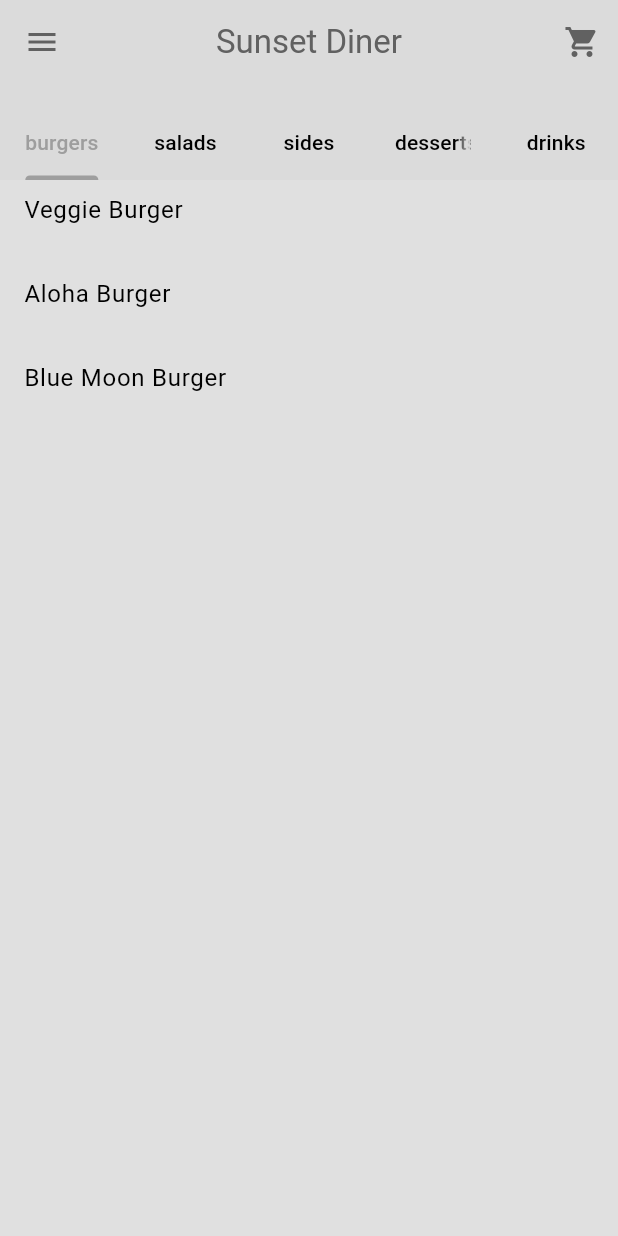
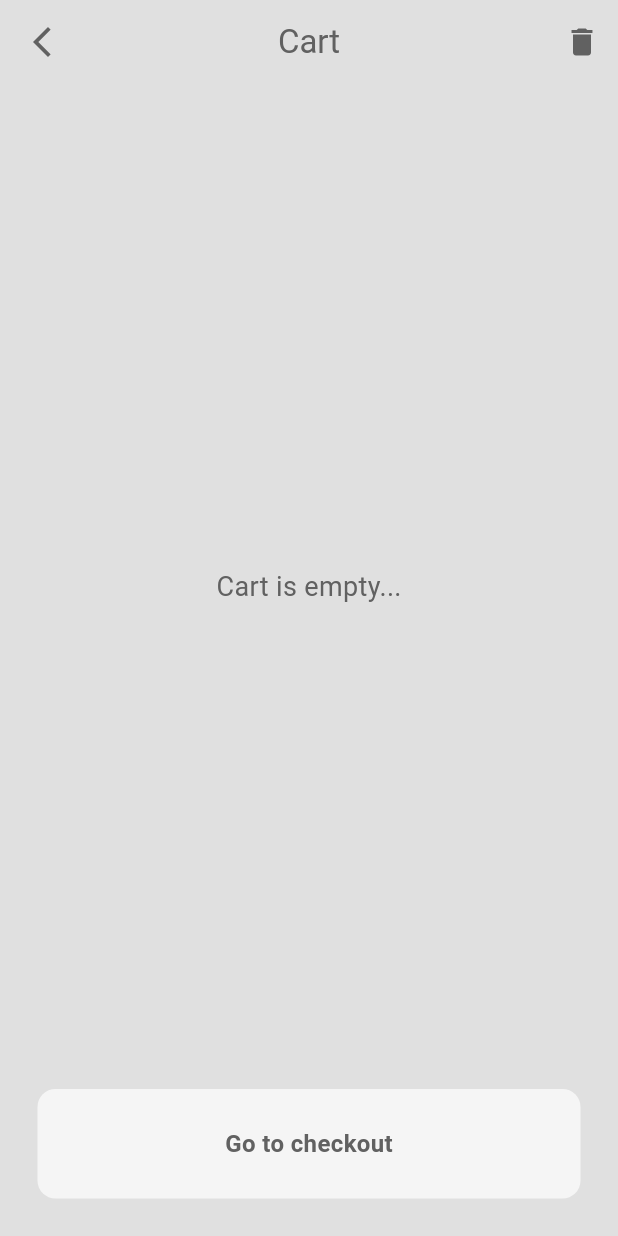
Before and after one commit to mohammedashraf16/yummly, a Flutter app: the HomePage screen opened directly, scrolled down 340 dp, after a tap on the "shopping cart" icon, on a phone screen of 412 x 824 dp. Run offline on Flutter 3.47's test engine with Material 3 defaults, Android fonts, the light colour scheme and no system bars; our stand-ins replace flutter_credit_card.

Commit message:
create cart and make payment.

```diff
--- /dev/null
+++ b/lib/features/cart/cart_page.dart
@@ -0,0 +1,70 @@
+import 'package:flutter/material.dart';
+import 'package:provider/provider.dart';
+import 'package:yumly/core/components/my_button.dart';
+import 'package:yumly/features/cart/widgets/my_cart_tile.dart';
+import 'package:yumly/features/home/models/restaurant.dart';
+import 'package:yumly/features/payment/payment_page.dart';
+
+class CartPage extends StatelessWidget {
+  const CartPage({super.key});
+
+  @override
+  Widget build(BuildContext context) {
+    return Consumer<Restaurant>(
+      builder: (context, restaurant, child) {
+        final userCart = restaurant.cart;
+        return Scaffold(
+          backgroundColor: Theme.of(context).colorScheme.background,
+          appBar: AppBar(
+            backgroundColor: Colors.transparent,
+            foregroundColor: Theme.of(context).colorScheme.inversePrimary,
+            centerTitle: true,
+            leading: IconButton(
+              onPressed: () => Navigator.pop(context),
+              icon: Icon(Icons.arrow_back_ios_new),
+            ),
+            actions: [IconButton(onPressed: () {
+              showDialog(context: context, builder: (context) => AlertDialog(
+                title: Text("Are you sure you want to clear the cart?"),
+                actions: [
+                  TextButton(onPressed: ()=>Navigator.pop(context), child: Text("Cancel")),
+                  TextButton(onPressed: (){
+                    Navigator.pop(context);
+                    restaurant.clearCart();
+                  }, child: Text("Yes")),
+                ],
+              ),);
+            }, icon: Icon(Icons.delete))],
+            title: Text("Cart"),
+          ),
+          body: Column(
+            children: [
+              Expanded(
+                child: Column(
+                  children: [
+                   userCart.isEmpty?Expanded(child: Center(child: Text("Cart is empty...",style: TextStyle(
+                     fontSize: 18,
+                     color: Theme.of(context).colorScheme.inversePrimary
+                   ),))): Expanded(
+                      child: ListView.builder(
+                        itemCount: userCart.length,
+                        itemBuilder: (context, index) {
+                          final cartItem = userCart[index];
+                          return MyCartTile(cartItem: cartItem);
+                        },
+                      ),
+                    ),
+                  ],
+                ),
+              ),
+              MyButton(text: "Go to checkout",onTap: (){
+                Navigator.push(context, MaterialPageRoute(builder: (context) => PaymentPage(),));
+              },),
+              SizedBox(height: 25,)
+            ],
+          ),
+        );
+      },
+    );
+  }
+}
--- a/lib/features/home/home_page.dart
+++ b/lib/features/home/home_page.dart
@@ -1,9 +1,11 @@
 import 'package:flutter/material.dart';
 import 'package:provider/provider.dart';
+import 'package:yumly/features/home/food_page.dart';
 import 'package:yumly/features/home/models/food.dart';
 import 'package:yumly/features/home/models/restaurant.dart';
 import 'package:yumly/features/home/widgets/my_current_location.dart';
 import 'package:yumly/features/home/widgets/my_description_box.dart';
+import 'package:yumly/features/home/widgets/my_food_tile.dart';
 import 'package:yumly/features/home/widgets/my_sliver_app_bar.dart';
 import 'package:yumly/features/home/widgets/my_tab_bar.dart';
 
@@ -47,7 +49,14 @@ class _HomePageState extends State<HomePage>
         padding: EdgeInsets.zero,
         itemCount: categoryMenu.length,
         itemBuilder: (context, index) {
-          return ListTile(title: Text(categoryMenu[index].name),);
+          final food = categoryMenu[index];
+          return MyFoodTile(
+            food: food,
+            onTap: () => Navigator.push(
+              context,
+              MaterialPageRoute(builder: (context) => FoodPage(food: food)),
+            ),
+          );
         },
       );
     }).toList();
@@ -75,13 +84,14 @@ class _HomePageState extends State<HomePage>
             ),
           ),
         ],
-        body: Consumer<Restaurant>(builder: (context, restaurant, child) {
-         return TabBarView(
-            controller: _tabController,
-            children: getFoodInThisCategory(restaurant.menu),
-          );
-
-        },)
+        body: Consumer<Restaurant>(
+          builder: (context, restaurant, child) {
+            return TabBarView(
+              controller: _tabController,
+              children: getFoodInThisCategory(restaurant.menu),
+            );
+          },
+        ),
       ),
     );
   }
--- /dev/null
+++ b/lib/features/home/models/cart_item.dart
@@ -0,0 +1,17 @@
+import 'package:yumly/features/home/models/food.dart';
+
+class CartItem {
+  Food food;
+  List<Addon> selectedAddons;
+  int quantity;
+
+  CartItem({
+    required this.food,
+    required this.selectedAddons,
+    this.quantity=1,
+  });
+  double get totalPrice {
+    double addonsPrice = selectedAddons.fold(0, (sum,addon)=>sum+addon.price);
+    return (food.price+addonsPrice)*quantity;
+  }
+}
--- a/lib/features/home/models/restaurant.dart
+++ b/lib/features/home/models/restaurant.dart
@@ -1,7 +1,9 @@
+import 'package:collection/collection.dart';
 import 'package:flutter/material.dart';
+import 'package:yumly/features/home/models/cart_item.dart';
 import 'package:yumly/features/home/models/food.dart';
 
-class Restaurant with ChangeNotifier{
+class Restaurant with ChangeNotifier {
   final List<Food> _menu = [
     // Burgers
     Food(
@@ -209,7 +211,7 @@ class Restaurant with ChangeNotifier{
       name: "Baklava",
       description:
           "A rich Middle Eastern pastry made of flaky layers filled with chopped nuts and sweetened with honey or syrup.",
-      imagePath: "assets/images/desserts/baklava.png",
+      imagePath: "assets/images/desserts/baklava_dessert.png",
       price: 4.99,
       foodCategory: FoodCategory.desserts,
       availableAddons: [
@@ -222,7 +224,7 @@ class Restaurant with ChangeNotifier{
       name: "Cheesecake",
       description:
           "A creamy, smooth dessert with a buttery biscuit base, baked to perfection and often topped with fruit or syrup.",
-      imagePath: "assets/images/desserts/cheesecake.png",
+      imagePath: "assets/images/desserts/cheesecake_dessert.png",
       price: 5.99,
       foodCategory: FoodCategory.desserts,
       availableAddons: [
@@ -235,7 +237,7 @@ class Restaurant with ChangeNotifier{
       name: "Chocolate Cake",
       description:
           "A moist and decadent chocolate sponge layered with rich chocolate frosting — a timeless indulgence.",
-      imagePath: "assets/images/desserts/chocolate_cake.png",
+      imagePath: "assets/images/desserts/chocolate_cake_dessert.png",
       price: 5.49,
       foodCategory: FoodCategory.desserts,
       availableAddons: [
@@ -248,7 +250,7 @@ class Restaurant with ChangeNotifier{
       name: "Ice Cream",
       description:
           "Creamy, refreshing scoops of ice cream available in a variety of classic flavors.",
-      imagePath: "assets/images/desserts/ice_cream.png",
+      imagePath: "assets/images/desserts/ice_cream_dessert.png",
       price: 3.99,
       foodCategory: FoodCategory.desserts,
       availableAddons: [
@@ -261,7 +263,7 @@ class Restaurant with ChangeNotifier{
       name: "Tiramisu",
       description:
           "A classic Italian dessert made with espresso-soaked ladyfingers, mascarpone cream, and a dusting of cocoa powder.",
-      imagePath: "assets/images/desserts/tiramisu.png",
+      imagePath: "assets/images/desserts/tiramisu_dessert.png",
       price: 6.49,
       foodCategory: FoodCategory.desserts,
       availableAddons: [
@@ -289,7 +291,7 @@ class Restaurant with ChangeNotifier{
       name: "Lemonade",
       description:
           "Freshly squeezed lemonade with a tangy and refreshing citrus kick.",
-      imagePath: "assets/images/drinks/lemonade.png",
+      imagePath: "assets/images/drinks/lemonade_drink.png",
       price: 2.79,
       foodCategory: FoodCategory.drinks,
       availableAddons: [
@@ -302,7 +304,7 @@ class Restaurant with ChangeNotifier{
       name: "Mango Drink",
       description:
           "A tropical favorite made from ripe, juicy mangoes for a smooth and sweet flavor.",
-      imagePath: "assets/images/drinks/mango.png",
+      imagePath: "assets/images/drinks/mango_drink.png",
       price: 3.49,
       foodCategory: FoodCategory.drinks,
       availableAddons: [
@@ -315,7 +317,7 @@ class Restaurant with ChangeNotifier{
       name: "Orange Drink",
       description:
           "Classic fresh-squeezed orange juice, bright and full of vitamin C.",
-      imagePath: "assets/images/drinks/orange.png",
+      imagePath: "assets/images/drinks/orange_drink.png",
       price: 2.99,
       foodCategory: FoodCategory.drinks,
       availableAddons: [
@@ -328,7 +330,7 @@ class Restaurant with ChangeNotifier{
       name: "Pineapple Drink",
       description:
           "A refreshing tropical juice with the perfect balance of sweet and tangy pineapple flavor.",
-      imagePath: "assets/images/drinks/pineapple.png",
+      imagePath: "assets/images/drinks/pineapple_drink.png",
       price: 3.29,
       foodCategory: FoodCategory.drinks,
       availableAddons: [
@@ -337,8 +339,56 @@ class Restaurant with ChangeNotifier{
         Addon(name: "Ice Cubes", price: 0.29),
       ],
     ),
-
   ];
 
   List<Food> get menu => _menu;
+  List<CartItem> get cart=>_cart;
+final List<CartItem> _cart = [];
+  void addToCart(Food food, List<Addon> selectedAddons) {
+    CartItem? cartItem = _cart.firstWhereOrNull((item){
+      bool isSameFood= item.food==food;
+      bool isSameAddons = ListEquality().equals(item.selectedAddons, selectedAddons);
+      return isSameFood&&isSameAddons;
+    });
+    if(cartItem!= null){
+      cartItem.quantity++;
     }
+    else{
+      _cart.add(CartItem(food: food, selectedAddons: selectedAddons));
+    }
+    notifyListeners();
+  }
+  void removeFromCart(CartItem cartItem){
+    int cartIndex = _cart.indexOf(cartItem);
+    if(cartIndex!=-1){
+      if(_cart[cartIndex].quantity>1){
+        _cart[cartIndex].quantity--;
+      }else{
+        _cart.removeAt(cartIndex);
+      }
+    }
+    notifyListeners();
+  }
+  double getTotalPrice(){
+    double total = 0.0;
+    for(CartItem cartItem in _cart){
+      double itemTotal = cartItem.food.price;
+      for(Addon addon in cartItem.selectedAddons){
+         itemTotal+= addon.price;
+      }
+      total +=itemTotal*cartItem.quantity;
+    }
+    return total;
+  }
+  int getTotalItemCount(){
+    int totalItemCount =0;
+    for(CartItem cartItem in _cart){
+      totalItemCount += cartItem.quantity;
+    }
+    return totalItemCount;
+  }
+  void clearCart(){
+    _cart.clear();
+    notifyListeners();
+  }
+}
--- a/lib/features/home/widgets/my_food_tile.dart
+++ b/lib/features/home/widgets/my_food_tile.dart
@@ -0,0 +1,48 @@
+import 'package:flutter/material.dart';
+import 'package:yumly/features/home/models/food.dart';
+
+class MyFoodTile extends StatelessWidget {
+  const MyFoodTile({super.key, required this.food, required this.onTap});
+
+  final Food food;
+  final void Function()? onTap;
+
+  @override
+  Widget build(BuildContext context) {
+    return Column(
+      children: [
+        GestureDetector(
+          onTap: onTap,
+          child: Padding(
+            padding: const EdgeInsets.all(15.0),
+            child: Row(
+              children: [
+                Expanded(
+                  child: Column(
+                    crossAxisAlignment: CrossAxisAlignment.start,
+                    children: [
+                      Text(food.name),
+                      Text('\$ '+food.price.toString(),style: TextStyle(color: Theme.of(context).colorScheme.primary),),
+                      SizedBox(height: 10),
+                      Text(food.description,style: TextStyle(color: Theme.of(context).colorScheme.inversePrimary),),
+                    ],
+                  ),
+                ),
+                SizedBox(width: 15),
+                ClipRRect(
+                  borderRadius: BorderRadiusGeometry.circular(8),
+                  child: Image.asset(food.imagePath, height: 120),
+                ),
+              ],
+            ),
+          ),
+        ),
+        Divider(
+          color: Theme.of(context).colorScheme.tertiary,
+          endIndent: 25,
+          indent: 25,
+        )
+      ],
+    );
+  }
+}
--- a/lib/features/home/widgets/my_sliver_app_bar.dart
+++ b/lib/features/home/widgets/my_sliver_app_bar.dart
@@ -1,9 +1,12 @@
 import 'package:flutter/material.dart';
+import 'package:yumly/features/cart/cart_page.dart';
 
 class MySliverAppBar extends StatelessWidget {
   const MySliverAppBar({super.key, required this.child, required this.title});
-final Widget child;
-final Widget title;
+
+  final Widget child;
+  final Widget title;
+
   @override
   Widget build(BuildContext context) {
     return SliverAppBar(
@@ -12,7 +15,13 @@ final Widget title;
       floating: false,
       pinned: true,
       actions: [
-        IconButton(onPressed: (){}, icon: Icon(Icons.shopping_cart))
+        IconButton(
+          onPressed: () => Navigator.push(
+            context,
+            MaterialPageRoute(builder: (context) => CartPage()),
+          ),
+          icon: Icon(Icons.shopping_cart),
+        ),
       ],
       backgroundColor: Theme.of(context).colorScheme.background,
       foregroundColor: Theme.of(context).colorScheme.inversePrimary,
@@ -21,7 +30,7 @@ final Widget title;
       flexibleSpace: FlexibleSpaceBar(
         title: title,
         centerTitle: true,
-        titlePadding: EdgeInsets.only(left: 0,right: 0,top: 0),
+        titlePadding: EdgeInsets.only(left: 0, right: 0, top: 0),
         expandedTitleScale: 1,
         background: Padding(
           padding: const EdgeInsets.only(bottom: 50.0),
--- a/lib/features/settings/settings_page.dart
+++ b/lib/features/settings/settings_page.dart
@@ -10,6 +10,10 @@ class SettingsPage extends StatelessWidget {
   Widget build(BuildContext context) {
     return Scaffold(
       appBar: AppBar(
+        leading: IconButton(
+          onPressed: ()=>Navigator.pop(context),
+          icon: Icon(Icons.arrow_back_ios_new),
+        ),
         title: Text("Settings"),
         centerTitle: true,
         backgroundColor: Theme.of(context).colorScheme.background,
--- a/pubspec.yaml
+++ b/pubspec.yaml
@@ -35,6 +35,8 @@ dependencies:
   # Use with the CupertinoIcons class for iOS style icons.
   cupertino_icons: ^1.0.8
   provider: ^6.1.5+1
+  collection: ^1.19.1
+  flutter_credit_card: ^4.1.0
 
 dev_dependencies:
   flutter_test:
```
Also changed, not shown: lib/features/cart/widgets/my_cart_tile.dart (added, +97 -0 lines), lib/features/home/food_page.dart (added, +145 -0 lines), lib/features/home/widgets/my_quantity_selector.dart (added, +55 -0 lines), lib/features/payment/delivery_progress_page.dart (added, +21 -0 lines), lib/features/payment/my_receipt.dart (added, +10 -0 lines), lib/features/payment/payment_page.dart (added, +92 -0 lines), pubspec.lock. Lines whose indentation alone changed are shown as unchanged.
